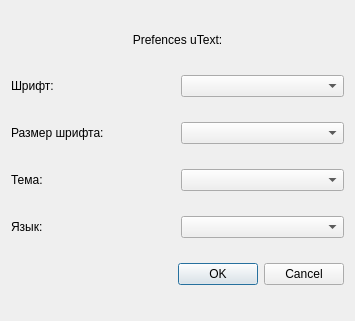
Old version of the form app/src/preferences.ui in the repository MansTomb/utext.
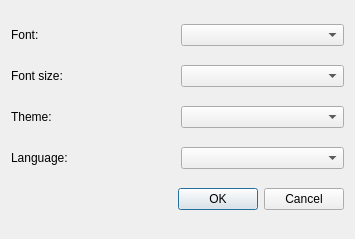
New version of the form.

Commit message: change preference window

What changed in the file:
```diff
--- a/app/src/preferences.ui
+++ b/app/src/preferences.ui
@@ -7,47 +7,13 @@
     <x>0</x>
     <y>0</y>
     <width>355</width>
-    <height>321</height>
+    <height>239</height>
    </rect>
   </property>
   <property name="windowTitle">
    <string>Dialog</string>
   </property>
   <layout class="QVBoxLayout" name="verticalLayout">
-   <item>
-    <widget class="QLabel" name="label">
-     <property name="enabled">
-      <bool>true</bool>
-     </property>
-     <property name="sizePolicy">
-      <sizepolicy hsizetype="Expanding" vsizetype="Fixed">
-       <horstretch>0</horstretch>
-       <verstretch>0</verstretch>
-      </sizepolicy>
-     </property>
-     <property name="minimumSize">
-      <size>
-       <width>0</width>
-       <height>20</height>
-      </size>
-     </property>
-     <property name="styleSheet">
-      <string notr="true">Text {
-    color: &quot;blue&quot;
-    font.family: &quot;Arial&quot;
-    font.bold: true
-    font.italic: true
-    font.pixelSize: 12
-}</string>
-     </property>
-     <property name="text">
-      <string>Prefences uText:</string>
-     </property>
-     <property name="alignment">
-      <set>Qt::AlignCenter</set>
-     </property>
-    </widget>
-   </item>
    <item>
     <layout class="QHBoxLayout" name="horizontalLayout">
      <item>
@@ -59,7 +25,7 @@
         </sizepolicy>
        </property>
        <property name="text">
-        <string>Шрифт:</string>
+        <string>Font:</string>
        </property>
       </widget>
      </item>
@@ -86,7 +52,7 @@
         </sizepolicy>
        </property>
        <property name="text">
-        <string>Размер шрифта:</string>
+        <string>Font size:</string>
        </property>
       </widget>
      </item>
@@ -113,7 +79,7 @@
         </sizepolicy>
        </property>
        <property name="text">
-        <string>Тема:</string>
+        <string>Theme:</string>
        </property>
       </widget>
      </item>
@@ -140,7 +106,7 @@
         </sizepolicy>
        </property>
        <property name="text">
-        <string>Язык:</string>
+        <string>Language:</string>
        </property>
       </widget>
      </item>
```
Left out of the diff: 11 changed lines with no effect on the pictures. The commit also changes 1 other file.
